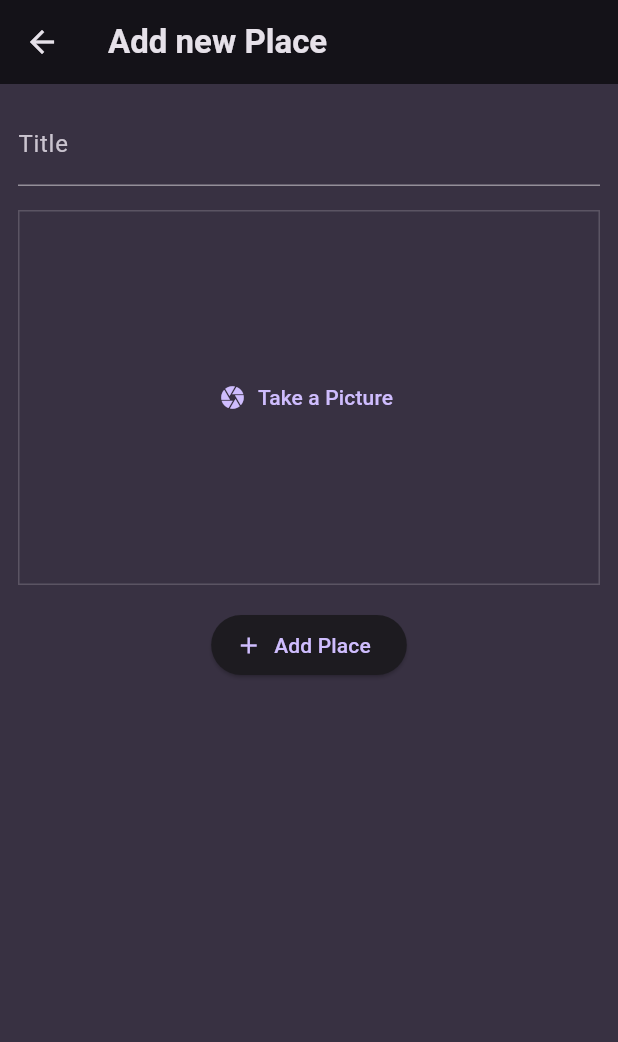
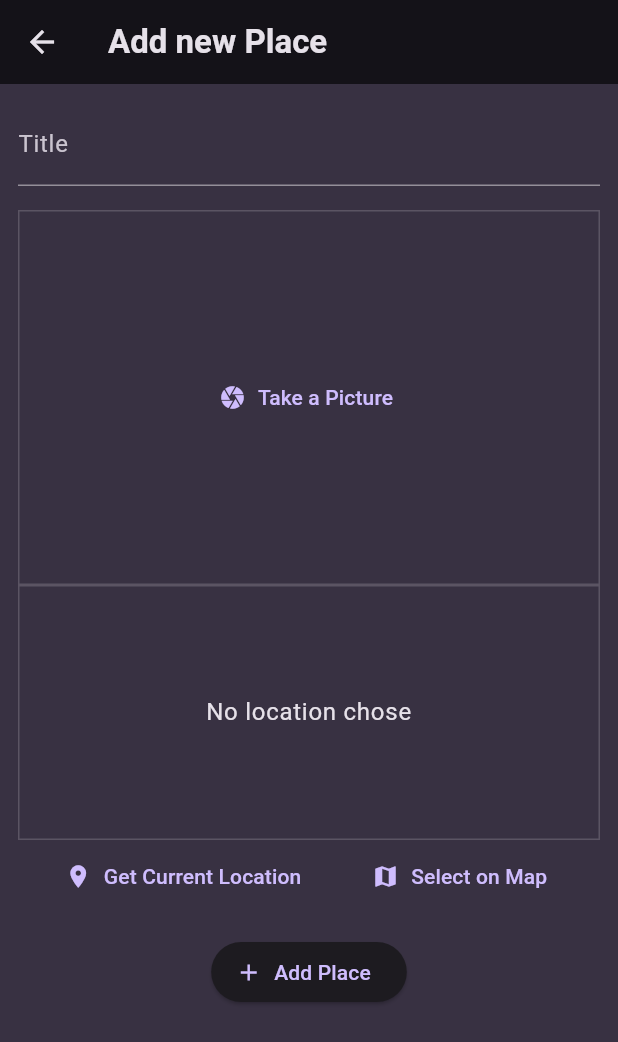
Before and after one commit to CongNQ-Dev/flutter-favorite-place, a Flutter app: the NewPlaceScreen screen opened directly, on a phone screen of 412 x 824 dp. Shown: the top 1042 px of the screen. Run offline on Flutter 3.47's test engine with Material 3 defaults, Android fonts, the phone set to English and light mode, and no system bars; our stand-ins replace flutter_riverpod, google_fonts, image_picker.

Commit message:
Adding the "location" Package & Starting with the "Get Location" Input Widget

```diff
--- a/lib/screens/new_place_screen.dart
+++ b/lib/screens/new_place_screen.dart
@@ -1,5 +1,6 @@
 import 'dart:io';
 import 'package:favorite_places/widgets/image_input.dart';
+import 'package:favorite_places/widgets/location_input.dart';
 import 'package:flutter/material.dart';
 import 'package:flutter_riverpod/flutter_riverpod.dart';
 import 'package:favorite_places/providers/user_places.dart';
@@ -57,6 +58,7 @@ class _NewPlaceScreenState extends ConsumerState<NewPlaceScreen> {
                 _selectedImage = image;
               },
             ),
+            LocationInput(),
             const SizedBox(
               height: 16,
             ),
--- /dev/null
+++ b/lib/widgets/location_input.dart
@@ -0,0 +1,54 @@
+import 'package:flutter/material.dart';
+
+class LocationInput extends StatefulWidget {
+  const LocationInput({super.key});
+
+  @override
+  State<LocationInput> createState() => _LocationInputState();
+}
+
+class _LocationInputState extends State<LocationInput> {
+  @override
+  Widget build(BuildContext context) {
+    return Column(
+      children: [
+        Container(
+          height: 170,
+          width: double.infinity,
+          alignment: Alignment.center,
+          decoration: BoxDecoration(
+            border: Border.all(
+                width: 1,
+                color: Theme.of(context)
+                    .colorScheme
+                    .onBackground
+                    .withOpacity(0.2)),
+          ),
+          child: Text(
+            'No location chose',
+            textAlign: TextAlign.center,
+            style: Theme.of(context)
+                .textTheme
+                .bodyLarge!
+                .copyWith(color: Theme.of(context).colorScheme.onBackground),
+          ),
+        ),
+        Row(
+          mainAxisAlignment: MainAxisAlignment.spaceEvenly,
+          children: [
+            TextButton.icon(
+              onPressed: () {},
+              label: Text('Get Current Location'),
+              icon: Icon(Icons.location_on),
+            ),
+            TextButton.icon(
+              onPressed: () {},
+              label: Text('Select on Map'),
+              icon: Icon(Icons.map),
+            ),
+          ],
+        )
+      ],
+    );
+  }
+}
--- a/pubspec.yaml
+++ b/pubspec.yaml
@@ -40,6 +40,7 @@ dependencies:
   uuid: ^4.3.3
   flutter_riverpod: ^2.4.10
   image_picker: ^1.0.7
+  location: ^5.0.3
 
 dev_dependencies:
   flutter_test:
```
Also changed, not shown: pubspec.lock, 5 other files.
